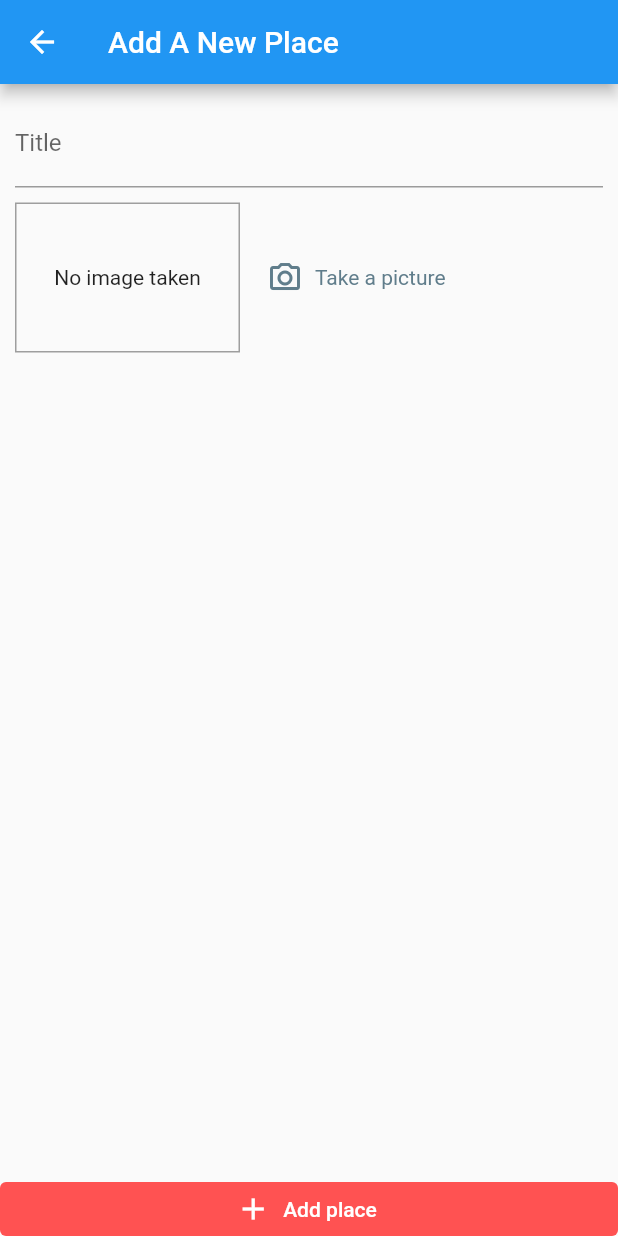
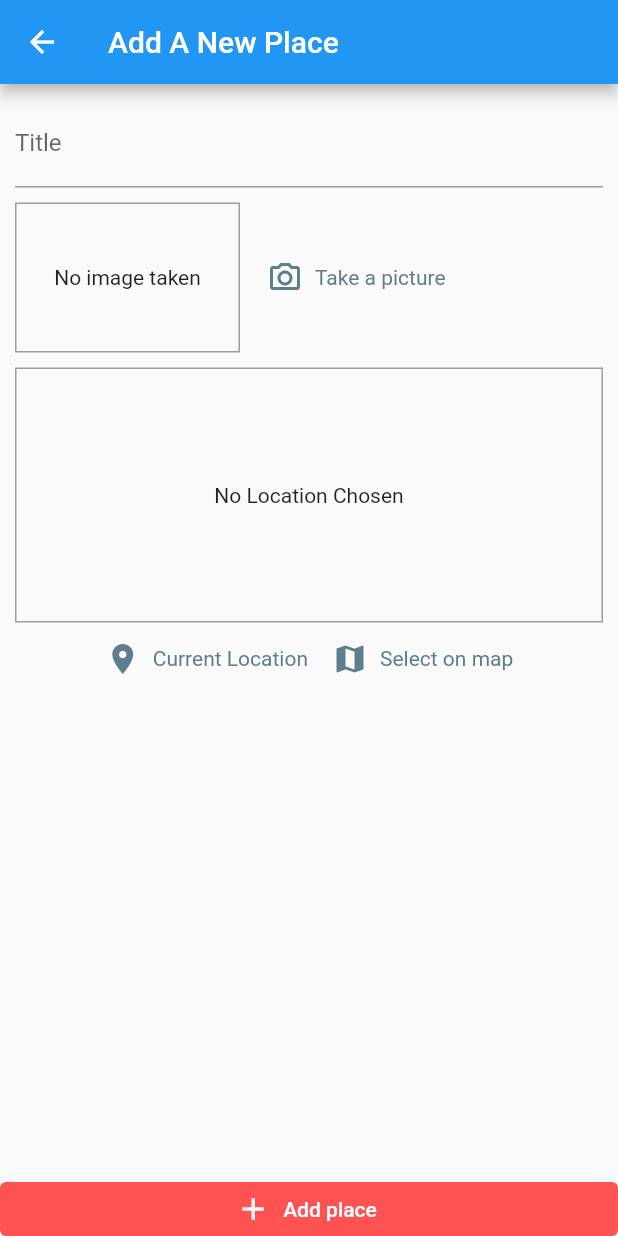
Before and after one commit to ahmed-khadr/great-places, a Flutter app: the AddPlaceScreen screen opened by its route, after a tap on "Add place", on a phone screen of 412 x 824 dp. Run offline on Flutter 3.47's test engine with Material 2 defaults, Android fonts, the light colour scheme and no system bars; our stand-ins replace google_maps_flutter, image_picker, location, sqflite; accounts and stored records are empty.

Commit message:
great places app

```diff
--- a/lib/helpers/db_helper.dart
+++ b/lib/helpers/db_helper.dart
@@ -8,7 +8,7 @@ class DBHelper {
       path.join(dbPath, 'places.dv'),
       onCreate: (db, version) {
         return db.execute(
-            'CREATE TABLE places(id TEXT PRIMARY KEY,title TEXT,image TEXT)');
+            'CREATE TABLE places(id TEXT PRIMARY KEY,title TEXT,image TEXT,lat REAL ,lng REAL,address TEXT)');
       },
       version: 1,
     );
--- a/lib/models/place.dart
+++ b/lib/models/place.dart
@@ -15,7 +15,7 @@ class PlaceLocation {
 class Place {
   final String id;
   final String title;
-  final PlaceLocation? location;
+  final PlaceLocation location;
   final File image;
 
   const Place({
--- a/lib/screens/add_place_screen.dart
+++ b/lib/screens/add_place_screen.dart
@@ -1,8 +1,10 @@
 import 'dart:io';
 
 import 'package:flutter/material.dart';
+import 'package:great_places/models/place.dart';
 import 'package:great_places/providers/great_places.dart';
 import 'package:great_places/widgets/image_input.dart';
+import 'package:great_places/widgets/location_input.dart';
 import 'package:provider/provider.dart';
 
 class AddPlaceScreen extends StatefulWidget {
@@ -16,6 +18,7 @@ class AddPlaceScreen extends StatefulWidget {
 class _AddPlaceScreenState extends State<AddPlaceScreen> {
   final _titleController = TextEditingController();
   File? _pickedImage;
+  PlaceLocation? _pickedLocation;
 
   @override
   void dispose() {
@@ -27,12 +30,21 @@ class _AddPlaceScreenState extends State<AddPlaceScreen> {
     _pickedImage = pickedImage;
   }
 
+  void _selectPlace(double lat, double lng) {
+    _pickedLocation = PlaceLocation(latitude: lat, longitude: lng);
+  }
+
   void _savePlace() {
-    if (_titleController.text.isEmpty || _pickedImage == null) {
+    if (_titleController.text.isEmpty ||
+        _pickedImage == null ||
+        _pickedLocation == null) {
       return;
     }
-    Provider.of<GreatPlaces>(context, listen: false)
-        .addPlace(_titleController.text, _pickedImage!);
+    Provider.of<GreatPlaces>(context, listen: false).addPlace(
+      _titleController.text,
+      _pickedImage!,
+      _pickedLocation!,
+    );
     Navigator.pop(context);
   }
 
@@ -59,6 +71,10 @@ class _AddPlaceScreenState extends State<AddPlaceScreen> {
                     ImageInput(
                       onSelectedImage: _selectImage,
                     ),
+                    const SizedBox(height: 10),
+                    LocationInput(
+                      onSelectPlace: _selectPlace,
+                    ),
                   ],
                 ),
               ),
--- a/lib/screens/places_list_screen.dart
+++ b/lib/screens/places_list_screen.dart
@@ -1,5 +1,6 @@
 import 'package:flutter/material.dart';
 import 'package:great_places/providers/great_places.dart';
+import 'package:great_places/screens/place_detail_screen.dart';
 import 'package:provider/provider.dart';
 
 import 'add_place_screen.dart';
@@ -46,8 +47,13 @@ class PlacesListScreen extends StatelessWidget {
                           title: Text(
                             greatPlaces.places[i].title,
                           ),
+                          subtitle: Text(
+                              greatPlaces.places[i].location.address ?? ''),
                           onTap: () {
                             //Go to detail page
+                            Navigator.pushNamed(
+                                context, PlaceDetailScreen.routeName,
+                                arguments: greatPlaces.places[i].id);
                           },
                         ),
                       ),
--- /dev/null
+++ b/lib/widgets/location_input.dart
@@ -0,0 +1,111 @@
+import 'package:flutter/material.dart';
+import 'package:google_maps_flutter/google_maps_flutter.dart';
+import 'package:great_places/helpers/location_helper.dart';
+import 'package:great_places/screens/map_screen.dart';
+import 'package:location/location.dart';
+
+class LocationInput extends StatefulWidget {
+  const LocationInput({Key? key, required this.onSelectPlace})
+      : super(key: key);
+  final Function onSelectPlace;
+
+  @override
+  _LocationInputState createState() => _LocationInputState();
+}
+
+class _LocationInputState extends State<LocationInput> {
+  String? _imagePreview;
+
+  void _showPreview(double? lat, double? lng) {
+    final staticMapImageUrl = LocationHelper.locationPreviewImage(
+      latitude: lat,
+      longitude: lng,
+    );
+    setState(() {
+      _imagePreview = staticMapImageUrl;
+    });
+  }
+
+  Future<void> _getCurrentUserLocation() async {
+    try {
+      final locData = await Location().getLocation();
+      if (locData.latitude == null || locData.longitude == null) {
+        return;
+      }
+      _showPreview(locData.latitude, locData.longitude);
+
+      widget.onSelectPlace(locData.latitude, locData.longitude);
+    } catch (e) {
+      return;
+    }
+  }
+
+  Future<void> _selectOnMap() async {
+    final selectedLocation = await Navigator.push<LatLng>(
+      context,
+      MaterialPageRoute(
+        builder: (_) => const MapScreen(isSelecting: true),
+      ),
+    );
+    if (selectedLocation == null) {
+      return;
+    }
+    _showPreview(selectedLocation.latitude, selectedLocation.longitude);
+
+    widget.onSelectPlace(selectedLocation.latitude, selectedLocation.longitude);
+  }
+
+  @override
+  Widget build(BuildContext context) {
+    return Column(
+      children: [
+        Container(
+          height: 170,
+          width: double.infinity,
+          alignment: Alignment.center,
+          decoration: BoxDecoration(
+            border: Border.all(
+              width: 1,
+              color: Colors.grey,
+            ),
+          ),
+          child: _imagePreview == null
+              ? const Text(
+                  'No Location Chosen',
+                  textAlign: TextAlign.center,
+                )
+              : Image.network(
+                  _imagePreview!,
+                  width: double.infinity,
+                  fit: BoxFit.cover,
+                ),
+        ),
+        Row(
+          mainAxisAlignment: MainAxisAlignment.center,
+          children: [
+            TextButton.icon(
+              onPressed: _getCurrentUserLocation,
+              icon: const Icon(Icons.location_on),
+              label: const Text('Current Location'),
+              style: TextButton.styleFrom(
+                textStyle: TextStyle(
+                  color: Theme.of(context).primaryColor,
+                ),
+              ),
+            ),
+            TextButton.icon(
+              onPressed: _selectOnMap,
+              icon: const Icon(Icons.map),
+              label: const Text('Select on map'),
+              style: TextButton.styleFrom(
+                textStyle: TextStyle(
+                  color: Theme.of(context).primaryColor,
+                ),
+              ),
+            ),
+          ],
+        ),
+      ],
+    );
+  }
+}
--- a/pubspec.yaml
+++ b/pubspec.yaml
@@ -31,6 +31,8 @@ dependencies:
   path: ^1.8.0
   sqflite: ^2.0.0+4
   location: ^4.3.0
+  google_maps_flutter: ^2.0.9
+  http: ^0.13.3
 
 
 dev_dependencies:
```
Also changed, not shown: lib/helpers/location_helper.dart (added, +23 -0 lines), lib/providers/great_places.dart (+23 -3 lines), lib/screens/map_screen.dart (added, +72 -0 lines), lib/screens/place_detail_screen.dart (+67 -0 lines), pubspec.lock, 2 other files.
